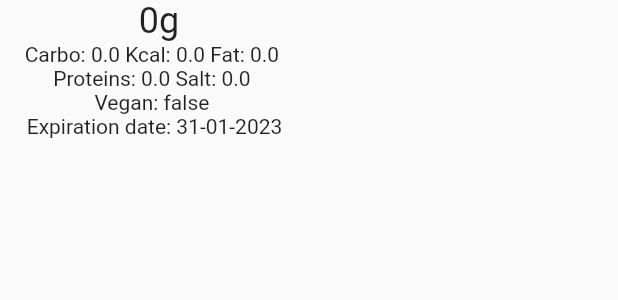
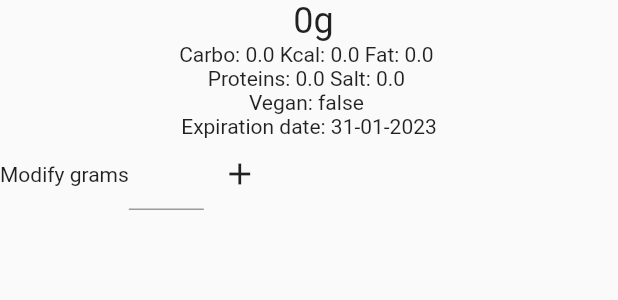
Before and after one commit to Erazmus1999/projekt_aplikacje_mobilne, a Flutter app: the FridgeItem widget shown alone on an empty page, opened directly with empty values, on a phone screen of 412 x 824 dp. Shown: the top 300 px of the screen. Run offline on Flutter 3.47's test engine with Material 2 defaults, Android fonts, the phone set to English and light mode, and no system bars; our stand-ins replace cloud_firestore, firebase_auth, firebase_core, fluttertoast, freezed_annotation; accounts and stored records are empty.

Commit message:
added add and subtract

```diff
--- a/lib/Firebase/database.dart
+++ b/lib/Firebase/database.dart
@@ -68,6 +68,26 @@ class MyDatabase {
     }
   }
 
+  static Future<void> addGramsToProduct(
+      String userId, String productName, double grams) async {
+    final fridge = await FirebaseFirestore.instance
+        .collection('fridges')
+        .doc(userId)
+        .get();
+
+    if (fridge.exists) {
+      final gramsToEmit = double.parse(fridge.data()![productName][0]) + grams;
+      final expirationDate = fridge.data()![productName][1];
+
+      await FirebaseFirestore.instance.collection('fridges').doc(userId).set(
+        {
+          productName: [gramsToEmit.toString(), expirationDate]
+        },
+        SetOptions(merge: true),
+      );
+    }
+  }
+
   static Future<List<FridgeItemModel>> getAllUserProducts(String userId) async {
     final fridge = await FirebaseFirestore.instance
         .collection('fridges')
@@ -103,9 +123,7 @@ class MyDatabase {
 
         productList.add(model);
       }
-      productList.sort(
-        (a,b)=> a.expirationDate.compareTo(b.expirationDate)
-      );
+      productList.sort((a, b) => a.expirationDate.compareTo(b.expirationDate));
 
       return productList;
     }
--- a/lib/Screens/fridge/fridge_item.dart
+++ b/lib/Screens/fridge/fridge_item.dart
@@ -1,4 +1,5 @@
 import 'package:flutter/material.dart';
+import 'package:projekt_aplikacje_mobilne/Firebase/database.dart';
 import 'package:projekt_aplikacje_mobilne/Models/fridge_item/fridge_item_model.dart';
 import 'package:projekt_aplikacje_mobilne/Models/product.dart';
 import 'package:projekt_aplikacje_mobilne/config/constants.dart';
@@ -8,12 +9,17 @@ class FridgeItem extends StatelessWidget {
   const FridgeItem({
     super.key,
     required this.product,
+    required this.userId,
+    required this.onChanged,
   });
 
+  final String userId;
+  final VoidCallback onChanged;
   final FridgeItemModel product;
 
   @override
   Widget build(BuildContext context) {
+    final controller = TextEditingController();
     return Column(
       crossAxisAlignment: CrossAxisAlignment.center,
       children: [
@@ -38,6 +44,27 @@ class FridgeItem extends StatelessWidget {
         Text(
           'Expiration date: ${showableFormat.format(product.expirationDate)}',
         ),
+        Row(
+          children: [
+            const Text('Modify grams'),
+            SizedBox(
+              width: 50,
+              child: TextField(
+                keyboardType: TextInputType.number,
+                controller: controller,
+              ),
+            ),
+            IconButton(
+              onPressed: () {
+                MyDatabase.addGramsToProduct(userId, product.product.name,
+                        double.parse(controller.text))
+                    .then((value) => onChanged());
+                controller.clear();
+              },
+              icon: const Icon(Icons.add),
+            )
+          ],
+        )
       ],
     );
   }
```
Also changed, not shown: lib/Screens/fridge/fridge_content.dart (+22 -6 lines), lib/Screens/fridge/shared_fridge_content.dart (+32 -15 lines).
